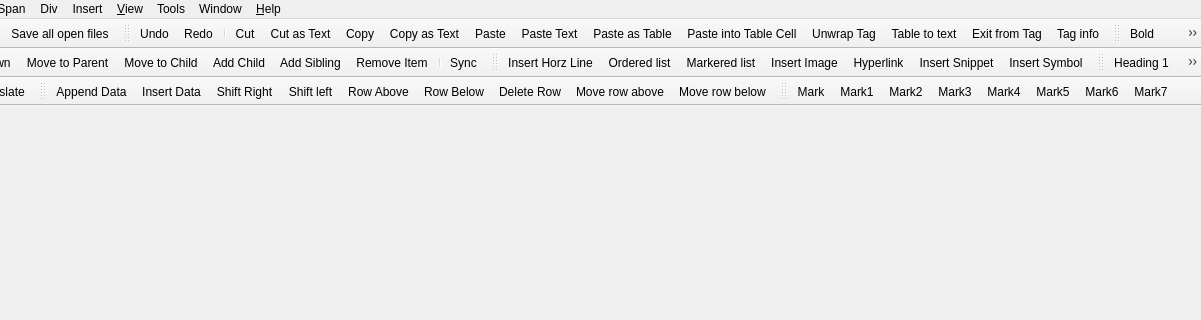
The window that src/gui/mainwindow.ui (NeoProgramming/NeoPad) describes before a commit, drawn with Qt 5; both pictures show x 136 to 1337 and y 0 to 320 of the 1337 by 672 pixel window.
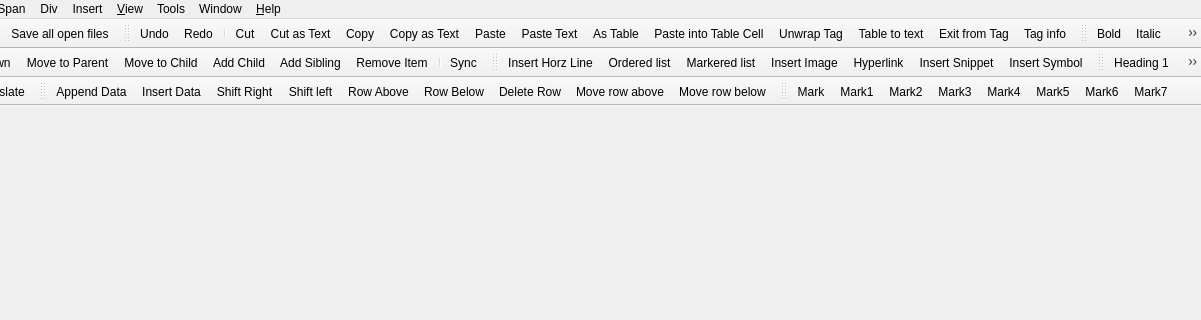
The same window after the commit. Icons and pictures are not drawn.

Commit message: special paste

Diff of the .ui file:
```diff
--- a/src/gui/mainwindow.ui
+++ b/src/gui/mainwindow.ui
@@ -1597,7 +1597,7 @@
      <normaloff>:/edit/images/edit-pastetable.png</normaloff>:/edit/images/edit-pastetable.png</iconset>
    </property>
    <property name="text">
-    <string>Paste as Table</string>
+    <string>As Table</string>
    </property>
    <property name="toolTip">
     <string>Paste as Table</string>
```
Left out of the diff: 22 changed lines with no effect on the pictures. The commit also changes 5 other files.
